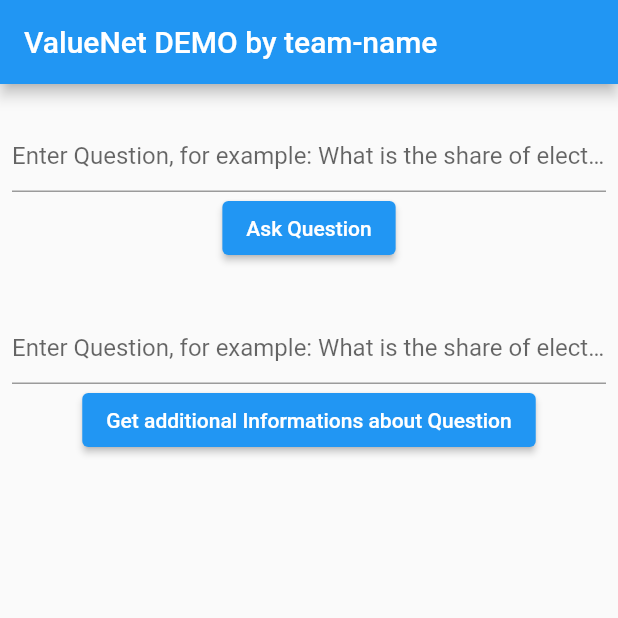
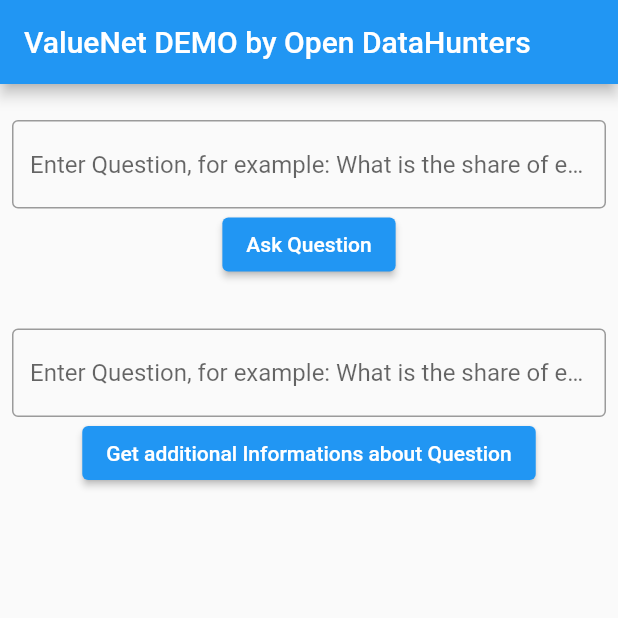
Before and after one commit to dominiqueroux/foitt_datahunters, a Flutter app: the screen it shows after launch, on a phone screen of 412 x 824 dp, the top half of it. Run offline on Flutter 3.47's test engine with Material 2 defaults, Android fonts, the phone set to English and light mode, and no system bars.

Commit message:
Final cosmetic changes

```diff
--- a/frontend/app/lib/main.dart
+++ b/frontend/app/lib/main.dart
@@ -184,7 +184,7 @@ class _MyAppState extends State<MyApp> {
       ),
       home: Scaffold(
         appBar: AppBar(
-          title: const Text('ValueNet DEMO by team-name'),
+          title: const Text('ValueNet DEMO by Open DataHunters'),
         ),
         body: Column(
           children: [
@@ -205,6 +205,7 @@ class _MyAppState extends State<MyApp> {
                             decoration: const InputDecoration(
                               hintText:
                                   "Enter Question, for example: What is the share of electric cars in 2017 for Kloten?",
+                              border: OutlineInputBorder(),
                             ),
                           ),
                           ElevatedButton(
@@ -244,6 +245,7 @@ class _MyAppState extends State<MyApp> {
                             decoration: const InputDecoration(
                               hintText:
                                   "Enter Question, for example: What is the share of electric cars in 2017 for Kloten?",
+                              border: OutlineInputBorder(),
                             ),
                           ),
                           ElevatedButton(
```
